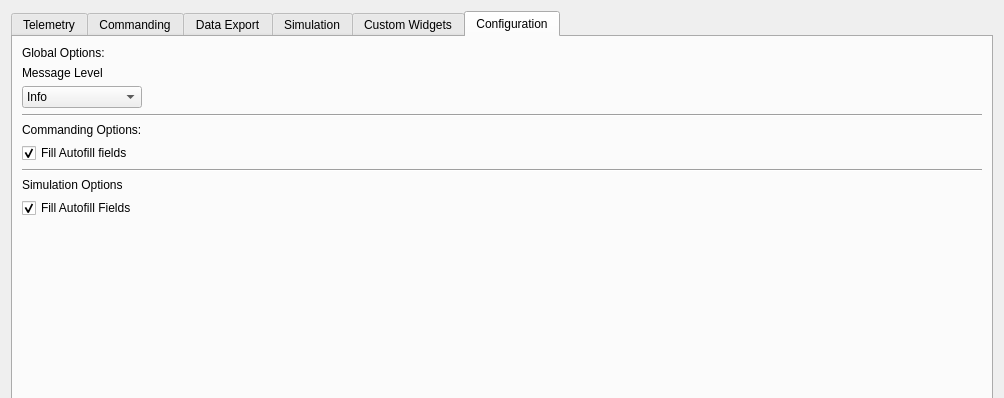
Above: apps/main/ui/main.ui from sudozer/dex before the change; both pictures show x 0 to 1004 and y 0 to 398 of the 1004 by 681 pixel window. Below: the same form after it.
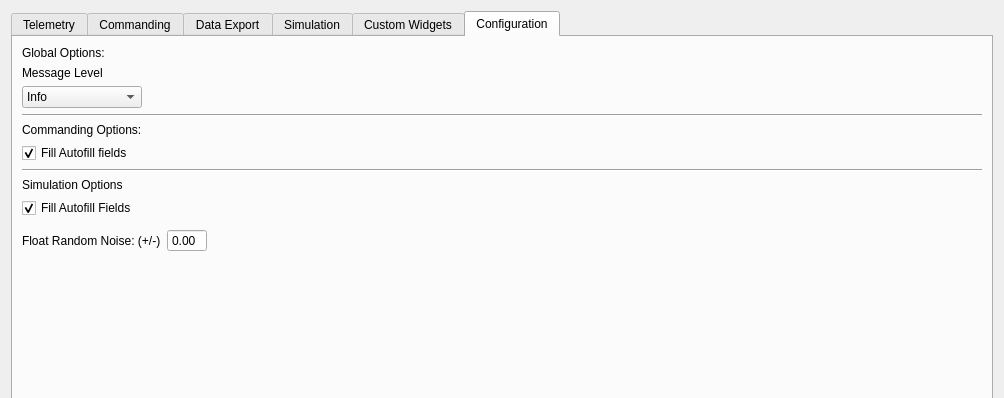
That is the form after the change. The open tabs and pages were chosen to show the change.

What changed in the file:
```diff
--- a/apps/main/ui/main.ui
+++ b/apps/main/ui/main.ui
@@ -1051,6 +1051,52 @@
                  </property>
                 </widget>
                </item>
+               <item>
+                <layout class="QHBoxLayout" name="horizontalLayout_23">
+                 <property name="topMargin">
+                  <number>5</number>
+                 </property>
+                 <item>
+                  <widget class="QLabel" name="label_24">
+                   <property name="text">
+                    <string>Float Random Noise: (+/-)</string>
+                   </property>
+                  </widget>
+                 </item>
+                 <item>
+                  <widget class="QDoubleSpinBox" name="doubleSpinBox">
+                   <property name="maximumSize">
+                    <size>
+                     <width>40</width>
+                     <height>16777215</height>
+                    </size>
+                   </property>
+                   <property name="toolTip">
+                    <string>Inject random noise about three simulated value of any float/double datatype simulated values to mimic noise on voltage/temperature readings.</string>
+                   </property>
+                   <property name="buttonSymbols">
+                    <enum>QAbstractSpinBox::NoButtons</enum>
+                   </property>
+                   <property name="maximum">
+                    <double>100.000000000000000</double>
+                   </property>
+                  </widget>
+                 </item>
+                 <item>
+                  <spacer name="horizontalSpacer_7">
+                   <property name="orientation">
+                    <enum>Qt::Horizontal</enum>
+                   </property>
+                   <property name="sizeHint" stdset="0">
+                    <size>
+                     <width>40</width>
+                     <height>20</height>
+                    </size>
+                   </property>
+                  </spacer>
+                 </item>
+                </layout>
+               </item>
                <item>
                 <spacer name="verticalSpacer_2">
                  <property name="orientation">
```
